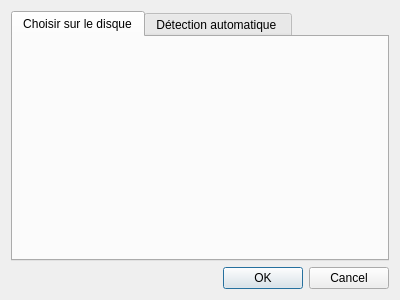
Above: src/xmlfilechoice.ui from matthieudelaro/GOST-Framework before the change. Below: the same form after it.
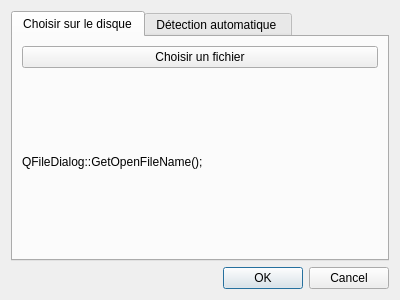
That is the form after the change. The open tabs and pages were chosen to show the change.

Commit message: Finalisation de la fonction de choix d'un fichier XML, tout marche bien

```diff
--- a/src/xmlfilechoice.ui
+++ b/src/xmlfilechoice.ui
@@ -13,8 +13,8 @@
   <property name="windowTitle">
    <string>Dialog</string>
   </property>
-  <layout class="QVBoxLayout" name="verticalLayout">
-   <item>
+  <layout class="QGridLayout" name="gridLayout">
+   <item row="0" column="0">
     <widget class="QTabWidget" name="tabWidget">
      <property name="currentIndex">
       <number>1</number>
@@ -23,7 +23,22 @@
       <attribute name="title">
        <string>Choisir sur le disque</string>
       </attribute>
-      <layout class="QHBoxLayout" name="horizontalLayout"/>
+      <layout class="QVBoxLayout" name="verticalLayout">
+       <item>
+        <widget class="QPushButton" name="buttonChoice">
+         <property name="text">
+          <string>Choisir un fichier</string>
+         </property>
+        </widget>
+       </item>
+       <item>
+        <widget class="QLabel" name="labelChoice">
+         <property name="text">
+          <string>QFileDialog::GetOpenFileName();</string>
+         </property>
+        </widget>
+       </item>
+      </layout>
      </widget>
      <widget class="QWidget" name="autoChoiceTab">
       <attribute name="title">
```
Left out of the diff: 4 changed lines with no effect on the pictures. The commit also changes 5 other files.
